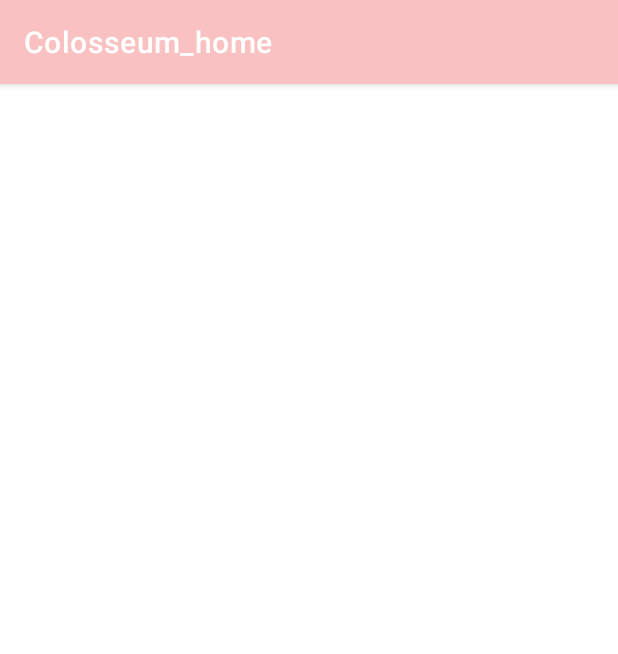
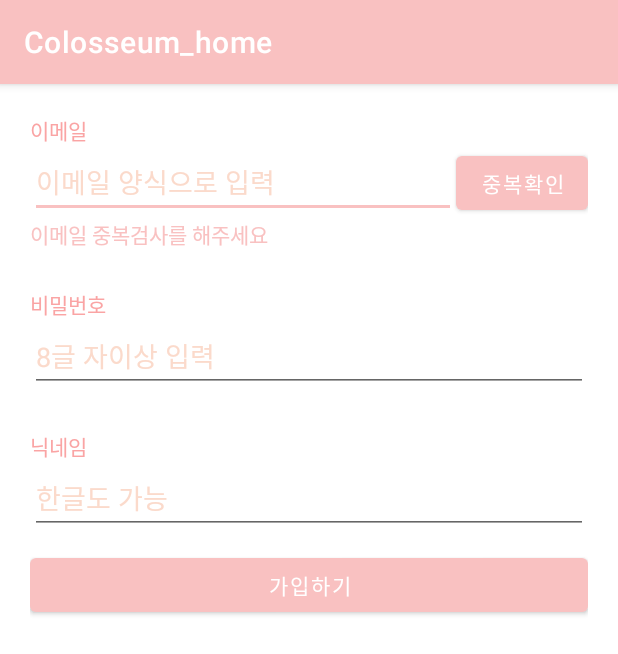
Before and after one commit to dani9210/Colosseum_home_2, an Android app: the SignUpActivity screen opened directly, with no data from a screen before it, on a phone screen of 412 x 824 dp. Shown: the top 654 px of the screen. Run offline under Robolectric (Android 15) with nearby library versions, the phone set to English and light mode, and no system bars; our stand-ins replace data binding.

Commit message:
회원가입화면 UI작업

```diff
--- a/app/src/main/java/com/example/colosseum_home/MainActivity.kt
+++ b/app/src/main/java/com/example/colosseum_home/MainActivity.kt
@@ -1,5 +1,6 @@
 package com.example.colosseum_home
 
+import android.content.Intent
 import android.media.audiofx.BassBoost
 import androidx.appcompat.app.AppCompatActivity
 import android.os.Bundle
@@ -24,6 +25,17 @@ class MainActivity : BaseActivity() {
 
 
     override fun setupEvents() {
+
+
+        binding.singUpBtn.setOnClickListener {
+
+            val myIntent = Intent(mContext,SignUpActivity::class.java)
+
+            startActivity(myIntent)
+
+
+
+        }
 
         binding.loginBtn.setOnClickListener {
 
--- a/app/src/main/res/layout/activity_sign_up.xml
+++ b/app/src/main/res/layout/activity_sign_up.xml
@@ -13,8 +13,72 @@
 
 
 
+        <TextView
+            android:layout_width="wrap_content"
+            android:layout_height="wrap_content"
+            android:textColor="@color/pppink"
+            android:text="이메일"/>
+
+        <LinearLayout
+            android:layout_width="match_parent"
+            android:layout_height="wrap_content"
+            android:orientation="horizontal">
+
+            <EditText
+                android:layout_width="0dp"
+                android:layout_height="wrap_content"
+                android:inputType="textEmailAddress"
+                android:layout_weight="1"
+                android:textColor="@color/garypink"
+                android:textColorHint="@color/pink"
+                android:hint="이메일 양식으로 입력"/>
+
+            <Button
+                android:layout_width="wrap_content"
+                android:layout_height="wrap_content"
+                android:text="중복확인"/>
+
+        </LinearLayout>
+
+        <TextView
+            android:layout_width="wrap_content"
+            android:layout_height="wrap_content"
+            android:textColor="@color/ppink"
+            android:text="이메일 중복검사를 해주세요"/>
 
 
+        <TextView
+            android:layout_width="wrap_content"
+            android:layout_height="wrap_content"
+            android:text="비밀번호"
+            android:layout_marginTop="25dp"
+            android:textColor="@color/pppink"/>
+
+        <EditText
+            android:layout_width="match_parent"
+            android:layout_height="wrap_content"
+            android:hint="8글 자이상 입력"
+            android:textColorHint="@color/pink"
+            android:inputType="textPassword"/>
+
+        <TextView
+            android:layout_width="wrap_content"
+            android:layout_height="wrap_content"
+            android:text="닉네임"
+            android:textColor="@color/pppink"
+            android:layout_marginTop="25dp"/>
+        <EditText
+            android:layout_width="match_parent"
+            android:layout_height="wrap_content"
+            android:hint="한글도 가능"
+            android:textColorHint="@color/pink"
+            android:singleLine="true"/>
+
+        <Button
+            android:layout_width="match_parent"
+            android:layout_height="wrap_content"
+            android:text="가입하기"
+            android:layout_marginTop="10dp"/>
 
 
     </LinearLayout>
```
